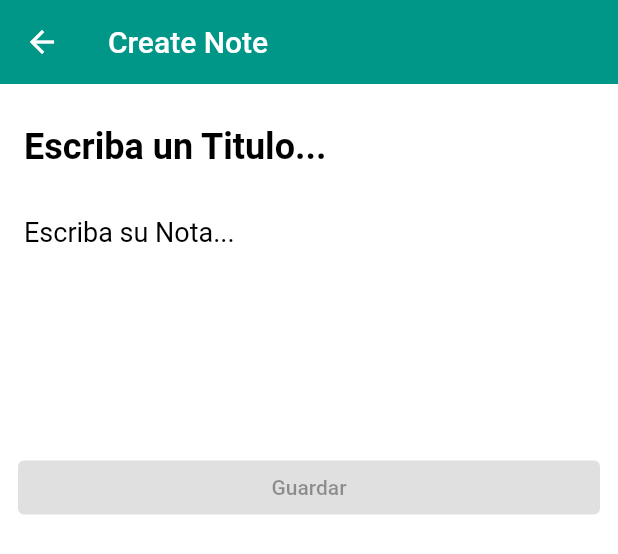
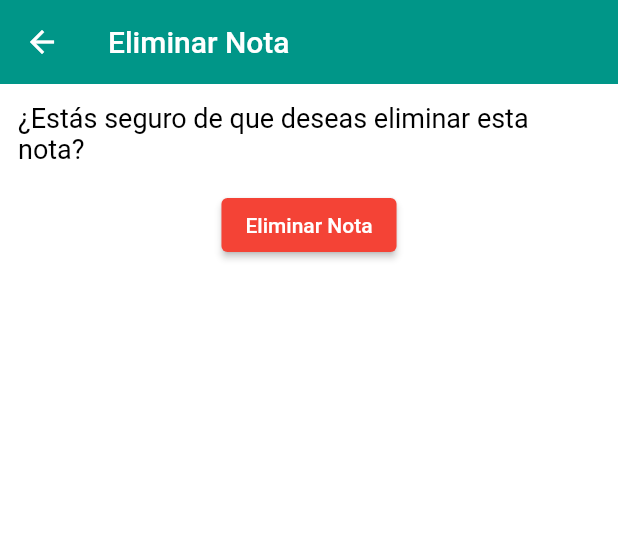
Before and after one commit to andradeangel/notas, a Flutter app: the NoteCardWidget widget shown alone on an empty page, opened directly with empty values, after a tap on the "delete" icon, on a phone screen of 412 x 824 dp. Shown: the top 554 px of the screen. Run offline on Flutter 3.47's test engine with Material 2 defaults, Android fonts, the phone set to English and light mode, and no system bars; our stand-ins replace sqflite; accounts and stored records are empty.

Commit message:
version preliminar

```diff
--- a/lib/ui/add_note.dart
+++ b/lib/ui/add_note.dart
@@ -1,16 +1,15 @@
 import 'package:flutter/material.dart';
-
 import '../model/note.dart';
 import '../note_db/note_db.dart';
 import '../widget/nota_form_widget.dart';
 
 class AddNote extends StatefulWidget {
   final Note? note;
-
   const AddNote({
     Key? key,
     this.note,
   }) : super(key: key);
+
   @override
   State<AddNote> createState() => _AddNoteState();
 }
--- a/lib/ui/delet_note.dart
+++ /dev/null
@@ -1,122 +0,0 @@
-import 'package:flutter/material.dart';
-import '../model/note.dart';
-import '../note_db/note_db.dart';
-import '../widget/nota_form_widget.dart';
-
-class DeletNote extends StatefulWidget {
-  final Note? note;
-
-  const DeletNote({
-    Key? key,
-    this.note,
-  }) : super(key: key);
-  @override
-  State<DeletNote> createState() => _AddNoteState();
-}
-
-class _AddNoteState extends State<DeletNote> {
-  final _fromKey = GlobalKey<FormState>();
-  late bool isImportant;
-  late int number;
-  late String title;
-  late String description;
-
-  @override
-  void initState() {
-    super.initState();
-    isImportant = widget.note?.isImportant ?? false;
-    number = widget.note?.number ?? 0;
-    title = widget.note?.title ?? '';
-    description = widget.note?.description ?? '';
-  }
-
-  @override
-  Widget build(BuildContext context) {
-    // TODO: impleent build
-    return Scaffold(
-      appBar: AppBar(
-        backgroundColor: Colors.teal,
-        title: Text('Create Note'),
-      ),
-      body: ListView(
-        children: [
-          Form(
-              child: NoteFormWidget(
-                isImportant: isImportant,
-                number: number,
-                title: title,
-                description: description,
-                onChangedImportant: (isImportant) {
-                  setState(() {
-                    this.isImportant = isImportant;
-                  });
-                },
-                onChangedNumber: (number) {
-                  setState(() {
-                    this.number = number;
-                  });
-                },
-                onChangedTitle: (title) {
-                  setState(() {
-                    this.title = title;
-                  });
-                },
-                onChangedDescription: (description) {
-                  setState(() {
-                    this.description = description;
-                  });
-                },
-              )),
-          buildButton()
-        ],
-      ),
-    );
-  }
-
-  Widget buildButton() {
-    final isFormValidate = title.isNotEmpty && description.isNotEmpty;
-    return Padding(
-      padding: EdgeInsets.symmetric(vertical: 8, horizontal: 12),
-      child: ElevatedButton(
-          style: ElevatedButton.styleFrom(
-              onPrimary: Colors.white,
-              primary: isFormValidate ? null : Colors.grey),
-          child: Text('Guardar'),
-          onPressed: isFormValidate ? addOneNota : null),
-    );
-  }
-
-  void addOneNota() async {
-    await addNotes();
-    Navigator.of(context).pop();
-    final isValid = _fromKey.currentState!.validate();
-    if (isValid) {
-      final isUpdate = widget.note != null;
-      if (!isUpdate) {
-        await addNotes();
-      } else {
-        await updateNote();
-      }
-    }
-  }
-
-  Future addNotes() async {
-    final note = Note(
-        title: title,
-        isImportant: true,
-        number: number,
-        description: description,
-        createdTime: DateTime.now());
-    await NotesDatabase.instance.create(note);
-  }
-
-  Future updateNote() async {
-    final note = widget.note!.copy(
-      title: title,
-      isImportant: true,
-      number: number,
-      description: description,
-    );
-    await NotesDatabase.instance.update(note);
-  }
-}
--- /dev/null
+++ b/lib/ui/delete_note.dart
@@ -0,0 +1,72 @@
+import 'package:flutter/material.dart';
+import '../model/note.dart';
+import '../note_db/note_db.dart';
+
+class DeleteNote extends StatefulWidget {
+  final Note? note;
+  const DeleteNote({
+    Key? key,
+    this.note,
+  }) : super(key: key);
+
+  @override
+  State<DeleteNote> createState() => _DeleteNoteState();
+}
+
+class _DeleteNoteState extends State<DeleteNote> {
+
+  @override
+  Widget build(BuildContext context) {
+    return Scaffold(
+      appBar: AppBar(
+        backgroundColor: Colors.teal,
+        title: Text('Eliminar Nota'),
+      ),
+      body: Padding(
+        padding: EdgeInsets.all(12),
+        child: Column(
+          children: [
+            Text(
+              '¿Estás seguro de que deseas eliminar esta nota?',
+              style: TextStyle(
+                color: Colors.black,
+                fontSize: 18,
+              ),
+            ),
+            SizedBox(height: 16),
+            ElevatedButton(
+              style: ElevatedButton.styleFrom(
+                onPrimary: Colors.white,
+                primary: Colors.red,
+              ),
+              child: Text('Eliminar Nota'),
+              onPressed: () {
+                deleteNote();
+              },
+            ),
+          ],
+        ),
+      ),
+    );
+  }
+  void deleteNote() async {
+    if (widget.note != null) {
+      await NotesDatabase.instance.delete(widget.note!.id!);
+    }
+    Navigator.of(context).pop();
+  }
+  late Note note;
+  bool isLoading = false;
+
+  @override
+  void initState() {
+    super.initState();
+    refreshNote();
+  }
+  Future refreshNote() async {
+    setState(() => isLoading = true);
+    this.note = await NotesDatabase.instance.readNote(widget.note as int);
+    setState(() => isLoading = false);
+  }
+
+}
--- a/lib/widget/nota_card_widget.dart
+++ b/lib/widget/nota_card_widget.dart
@@ -1,7 +1,6 @@
 import 'package:flutter/material.dart';
 import 'package:intl/intl.dart';
-import 'package:notas/ui/delet_note.dart';
-
+import 'package:notas/ui/delete_note.dart';
 import '../model/note.dart';
 import '../ui/edit_note.dart';
 
@@ -52,7 +51,9 @@ class NoteCardWidget extends StatelessWidget {
                       icon: Icon(Icons.edit),
                       onPressed: () async {
                         await Navigator.of(context).push(
-                          MaterialPageRoute(builder: (context) => EditNote()),
+                          MaterialPageRoute(builder: (context) => EditNote(
+                            note: note,
+                          )),
                         );
                         //refreshNotes();
                       },
@@ -61,7 +62,9 @@ class NoteCardWidget extends StatelessWidget {
                       icon: Icon(Icons.delete),
                       onPressed: () async {
                         await Navigator.of(context).push(
-                          MaterialPageRoute(builder: (context) => DeletNote()),
+                          MaterialPageRoute(builder: (context) => DeleteNote(
+                            note: note,
+                          )),
                         );
                       },
                     ),
--- a/lib/widget/nota_form_widget.dart
+++ b/lib/widget/nota_form_widget.dart
@@ -5,7 +5,6 @@ class NoteFormWidget extends StatelessWidget {
   final int? number;
   final String? title;
   final String? description;
-  //ValueChanged  informa que un valor ha cambiado.
   final ValueChanged<bool> onChangedImportant;
   final ValueChanged<int> onChangedNumber;
   final ValueChanged<String> onChangedTitle;
```
Also changed, not shown: lib/ui/edit_note.dart (+42 -20 lines), 1 other file.
